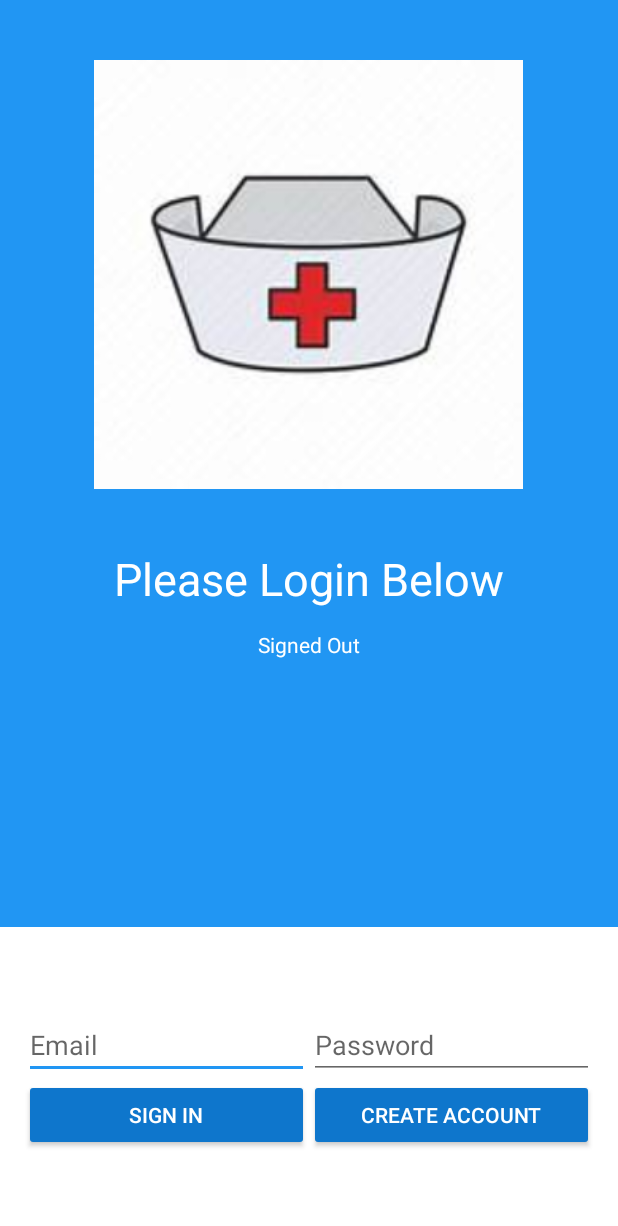
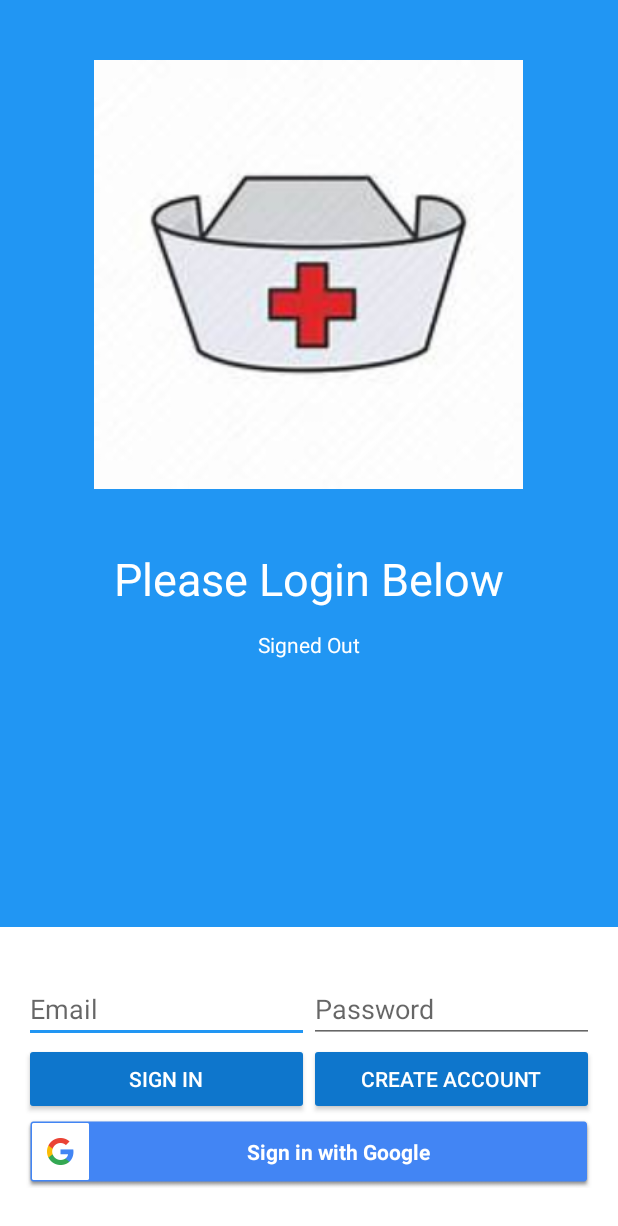
Before and after one commit to emanlapaz/communihealthV2, an Android app: the screen it shows after launch (Login), on a phone screen of 412 x 824 dp. Shown: the top 1226 px of the screen. Run offline under Robolectric (Android 15) with nearby library versions, the light colour scheme and no system bars; our stand-ins replace Firebase (no records; nobody signed in at launch, a user with empty details on screens opened directly), Timber.

Commit message:
implemented google sign in

```diff
--- a/app/src/main/java/com/mobile/communihealthv2/firebase/FirebaseAuthManager.kt
+++ b/app/src/main/java/com/mobile/communihealthv2/firebase/FirebaseAuthManager.kt
@@ -3,8 +3,14 @@ package com.mobile.communihealthv2.firebase
 import android.app.Application
 import android.widget.Toast
 import androidx.lifecycle.MutableLiveData
+import com.google.android.gms.auth.api.signin.GoogleSignIn
+import com.google.android.gms.auth.api.signin.GoogleSignInAccount
+import com.google.android.gms.auth.api.signin.GoogleSignInClient
+import com.google.android.gms.auth.api.signin.GoogleSignInOptions
 import com.google.firebase.auth.FirebaseAuth
 import com.google.firebase.auth.FirebaseUser
+import com.google.firebase.auth.GoogleAuthProvider
+import com.mobile.communihealthv2.R
 import timber.log.Timber
 
 
@@ -16,6 +22,7 @@ class FirebaseAuthManager(application: Application) {
     var liveFirebaseUser = MutableLiveData<FirebaseUser>()
     var loggedOut = MutableLiveData<Boolean>()
     var errorStatus = MutableLiveData<Boolean>()
+    var googleSignInClient = MutableLiveData<GoogleSignInClient>()
 
     init {
         this.application = application
@@ -26,6 +33,7 @@ class FirebaseAuthManager(application: Application) {
             loggedOut.postValue(false)
             errorStatus.postValue(false)
         }
+        configureGoogleSignIn()
     }
 
     fun login(email: String?, password: String?) {
@@ -59,4 +67,32 @@ class FirebaseAuthManager(application: Application) {
         loggedOut.postValue(true)
         errorStatus.postValue(false)
     }
+
+    private fun configureGoogleSignIn() {
+
+        val gso = GoogleSignInOptions.Builder(GoogleSignInOptions.DEFAULT_SIGN_IN)
+            .requestIdToken(application!!.getString(R.string.default_web_client_id))
+            .requestEmail()
+            .build()
+
+        googleSignInClient.value = GoogleSignIn.getClient(application!!.applicationContext,gso)
+    }
+    fun firebaseAuthWithGoogle(acct: GoogleSignInAccount) {
+        Timber.i( "DonationX firebaseAuthWithGoogle:" + acct.id!!)
+
+        val credential = GoogleAuthProvider.getCredential(acct.idToken, null)
+        firebaseAuth!!.signInWithCredential(credential)
+            .addOnCompleteListener(application!!.mainExecutor) { task ->
+                if (task.isSuccessful) {
+                    // Sign in success, update with the signed-in user's information
+                    Timber.i( "signInWithCredential:success")
+                    liveFirebaseUser.postValue(firebaseAuth!!.currentUser)
+
+                } else {
+                    // If sign in fails, display a message to the user.
+                    Timber.i( "signInWithCredential:failure $task.exception")
+                    errorStatus.postValue(true)
+                }
+            }
+    }
 }
--- a/app/src/main/java/com/mobile/communihealthv2/ui/auth/Login.kt
+++ b/app/src/main/java/com/mobile/communihealthv2/ui/auth/Login.kt
@@ -5,9 +5,15 @@ import android.content.Intent
 import android.os.Bundle
 import android.text.TextUtils
 import android.widget.Toast
+import androidx.activity.result.ActivityResultLauncher
+import androidx.activity.result.contract.ActivityResultContracts
 import androidx.appcompat.app.AppCompatActivity
 import androidx.lifecycle.Observer
 import androidx.lifecycle.ViewModelProvider
+import com.google.android.gms.auth.api.signin.GoogleSignIn
+import com.google.android.gms.common.SignInButton
+import com.google.android.gms.common.api.ApiException
+import com.google.android.material.snackbar.Snackbar
 import com.mobile.communihealthv2.R
 import com.mobile.communihealthv2.databinding.LoginBinding
 import com.mobile.communihealthv2.ui.home.Home
@@ -17,6 +23,7 @@ class Login : AppCompatActivity() {
 
     private lateinit var loginRegisterViewModel : LoginRegisterViewModel
     private lateinit var loginBinding : LoginBinding
+    private lateinit var startForResult : ActivityResultLauncher<Intent>
 
     public override fun onCreate(savedInstanceState: Bundle?) {
         super.onCreate(savedInstanceState)
@@ -31,6 +38,9 @@ class Login : AppCompatActivity() {
             createAccount(loginBinding.fieldEmail.text.toString(),
                 loginBinding.fieldPassword.text.toString())
         }
+        loginBinding.googleSignInButton.setOnClickListener { googleSignIn() }
+        loginBinding.googleSignInButton.setSize(SignInButton.SIZE_WIDE)
+        loginBinding.googleSignInButton.setColorScheme(0)
     }
 
     public override fun onStart() {
@@ -43,6 +53,38 @@ class Login : AppCompatActivity() {
 
         loginRegisterViewModel.firebaseAuthManager.errorStatus.observe(this, Observer
         { status -> checkStatus(status) })
+        setupGoogleSignInCallback()
+    }
+    private fun googleSignIn() {
+        val signInIntent = loginRegisterViewModel.firebaseAuthManager
+            .googleSignInClient.value!!.signInIntent
+
+        startForResult.launch(signInIntent)
+    }
+
+    private fun setupGoogleSignInCallback() {
+        startForResult =
+            registerForActivityResult(ActivityResultContracts.StartActivityForResult()) { result ->
+                when(result.resultCode){
+                    RESULT_OK -> {
+                        val task = GoogleSignIn.getSignedInAccountFromIntent(result.data)
+                        try {
+                            // Google Sign In was successful, authenticate with Firebase
+                            val account = task.getResult(ApiException::class.java)
+                            loginRegisterViewModel.authWithGoogle(account!!)
+                        } catch (e: ApiException) {
+                            // Google Sign In failed
+                            Timber.i( "Google sign in failed $e")
+                            //Snackbar.make(loginBinding.loginLayout, "Authentication Failed.",
+                              //  Snackbar.LENGTH_SHORT).show()
+                        }
+                        Timber.i("Communihealthv2 Google Result $result.data")
+                    }
+                    RESULT_CANCELED -> {
+
+                    } else -> { }
+                }
+            }
     }
 
     //Required to exit app from Login Screen - must investigate this further
--- a/app/src/main/java/com/mobile/communihealthv2/ui/auth/LoginRegisterViewModel.kt
+++ b/app/src/main/java/com/mobile/communihealthv2/ui/auth/LoginRegisterViewModel.kt
@@ -3,6 +3,7 @@ package com.mobile.communihealthv2.ui.auth
 import android.app.Application
 import androidx.lifecycle.AndroidViewModel
 import androidx.lifecycle.MutableLiveData
+import com.google.android.gms.auth.api.signin.GoogleSignInAccount
 import com.google.firebase.auth.FirebaseUser
 import com.mobile.communihealthv2.firebase.FirebaseAuthManager
 
@@ -17,4 +18,7 @@ class LoginRegisterViewModel (app: Application) : AndroidViewModel(app) {
     fun register(email: String?, password: String?) {
         firebaseAuthManager.register(email, password)
     }
+    fun authWithGoogle(acct: GoogleSignInAccount) {
+        firebaseAuthManager.firebaseAuthWithGoogle(acct)
+    }
 }
--- a/app/src/main/res/layout/login.xml
+++ b/app/src/main/res/layout/login.xml
@@ -106,6 +106,21 @@
         </LinearLayout>
 
         <LinearLayout
+            android:layout_width="match_parent"
+            android:layout_height="wrap_content"
+            android:layout_below="@+id/emailPasswordButtons"
+            android:orientation="horizontal"
+            android:paddingLeft="16dp"
+            android:paddingRight="16dp">
+
+            <com.google.android.gms.common.SignInButton
+                android:id="@+id/googleSignInButton"
+                android:layout_width="0dp"
+                android:layout_height="wrap_content"
+                android:layout_weight="1" />
+        </LinearLayout>
+
+        <LinearLayout
             android:id="@+id/signedInButtons"
             android:layout_width="match_parent"
             android:layout_height="wrap_content"
--- a/app/src/main/res/values/strings.xml
+++ b/app/src/main/res/values/strings.xml
@@ -62,4 +62,5 @@
     <string name="firebase_user_management">Firebase User Management</string>
     <string name="emailpassword_status_fmt">Email User: %1$s (verified: %2$b)</string>
     <string name="emailpassword_title_text">Please Login Below</string>
+    <string name="default_web_client_id">974261957589-deqhm60cmistjdvvet489efopd3gb9mr.apps.googleusercontent.com</string>
 </resources>
```
Also changed, not shown: app/build.gradle.kts (+5 -4 lines), build.gradle.kts (line endings or trailing spaces), 1 other file.
